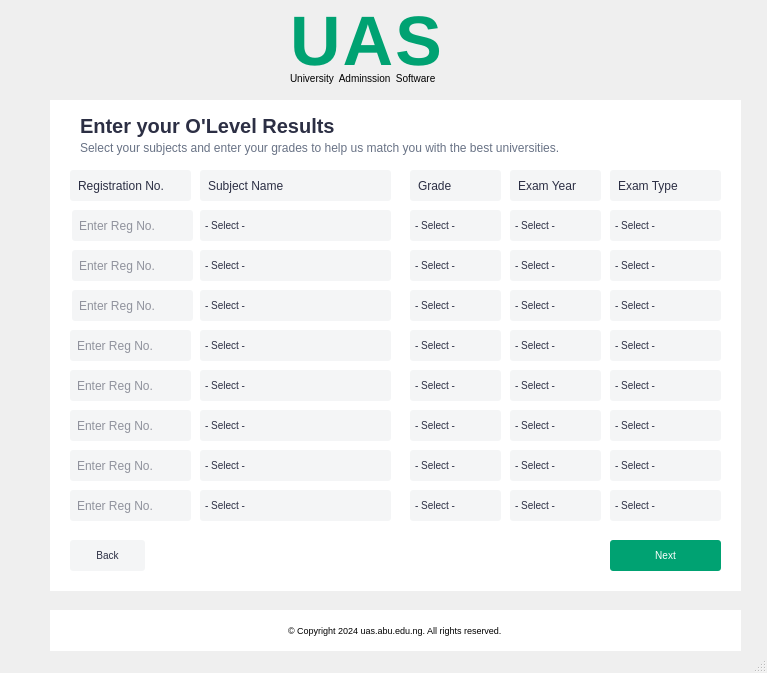
Qt form ui/o_level.ui (kingakidi/uas-oop) before a commit.
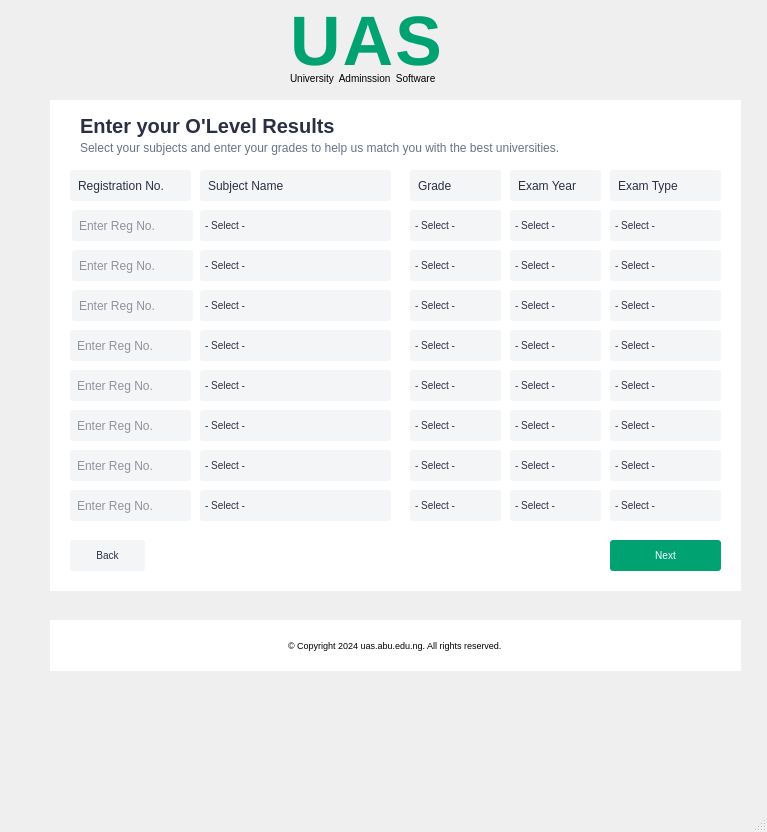
The same form after that commit. Icons and pictures are not drawn.

Patch:
```diff
--- a/ui/o_level.ui
+++ b/ui/o_level.ui
@@ -7,7 +7,7 @@
     <x>0</x>
     <y>0</y>
     <width>767</width>
-    <height>673</height>
+    <height>832</height>
    </rect>
   </property>
   <property name="windowTitle">
@@ -2383,9 +2383,9 @@
     <property name="geometry">
      <rect>
       <x>50</x>
-      <y>610</y>
+      <y>620</y>
       <width>691</width>
-      <height>41</height>
+      <height>51</height>
      </rect>
     </property>
     <property name="font">
```
Left out of the diff: 2 changed lines with no effect on the pictures.
